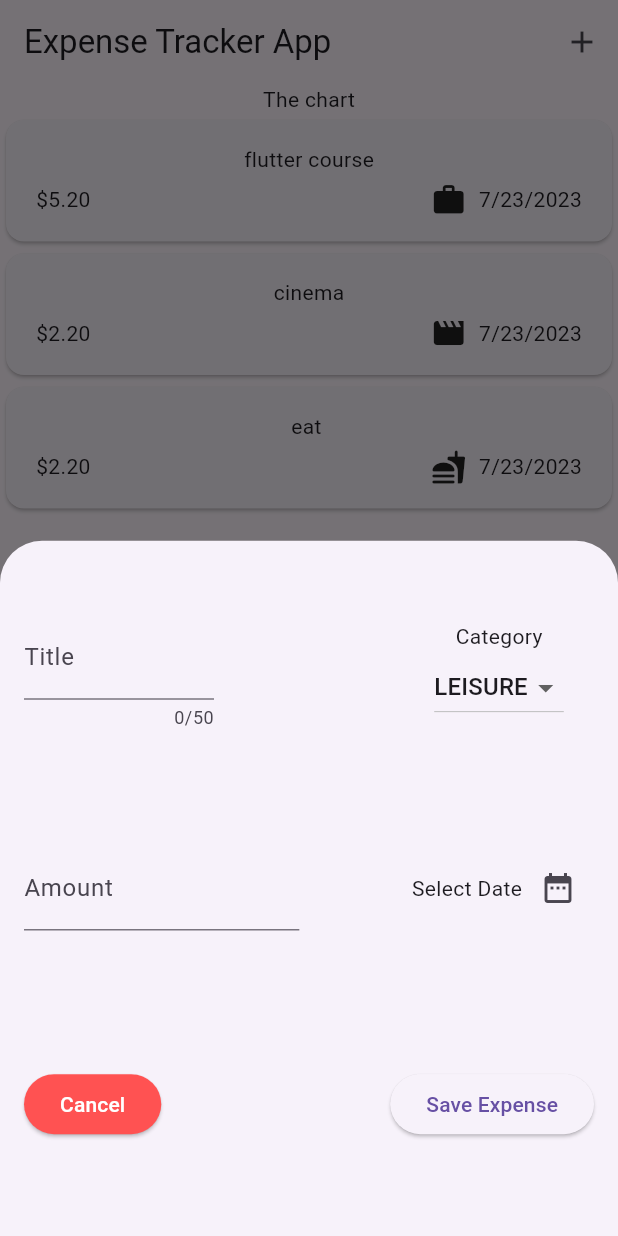
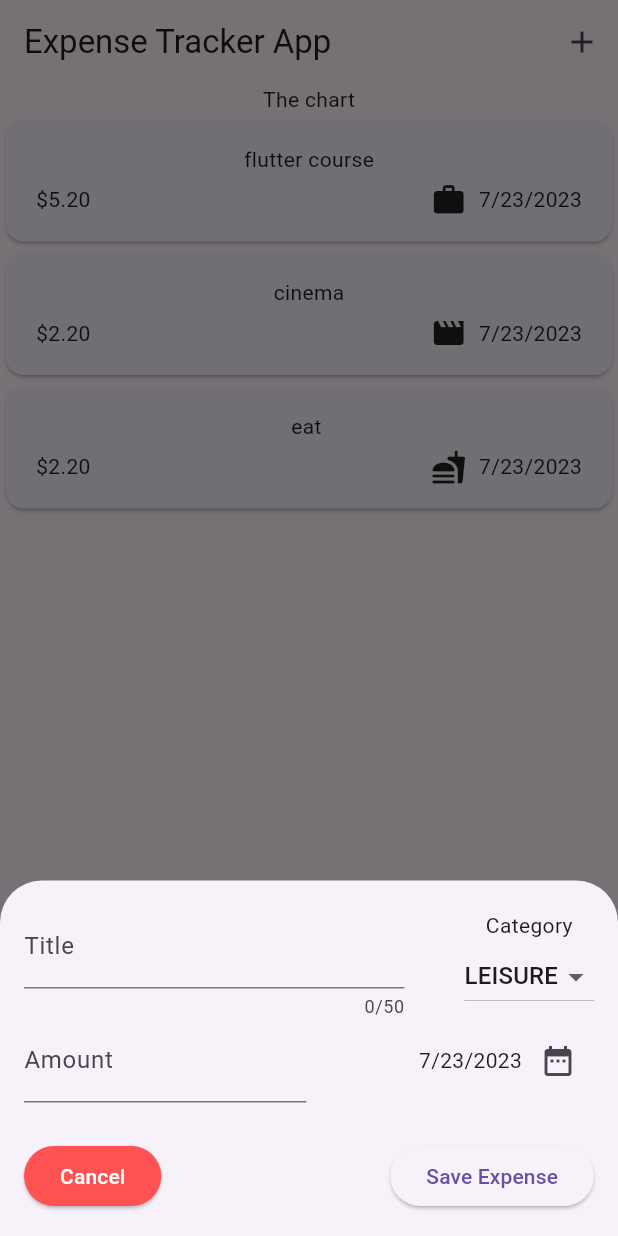
Before and after one commit to brkeudunman/expense_tracker, a Flutter app: the screen it shows after launch, after a tap on the "add" icon, on a phone screen of 412 x 824 dp. Run offline on Flutter 3.47's test engine with Material 2 defaults, Android fonts, the phone set to English and light mode, and no system bars.

Commit message:
new-expense-functionality

```diff
--- a/lib/widgets/expenses.dart
+++ b/lib/widgets/expenses.dart
@@ -34,9 +34,18 @@ class _ExpensesState extends State<Expenses> {
 
   void _openAddExpenseOverlay() {
     showModalBottomSheet(
+      isScrollControlled: true,
       context: context,
-      builder: (context) => const NewExpense(),
+      builder: (context) => NewExpense(
+        onAddExpense: _addExpense,
+      ),
     );
+  }
+
+  void _addExpense(Expense expense) {
+    setState(() {
+      _registeredExpenses.add(expense);
+    });
   }
 
   @override
--- a/lib/widgets/new_expense.dart
+++ b/lib/widgets/new_expense.dart
@@ -6,7 +6,9 @@ import 'package:expense_tracker/models/expense.dart';
 import 'package:intl/intl.dart';
 
 class NewExpense extends StatefulWidget {
-  const NewExpense({super.key});
+  final void Function(Expense expense) onAddExpense;
+
+  const NewExpense({super.key, required this.onAddExpense});
 
   @override
   State<NewExpense> createState() {
@@ -19,8 +21,8 @@ class _NewExpenseState extends State<NewExpense> {
   final _titleController = TextEditingController();
   final _numberController = TextEditingController();
 
-  DateTime? _selectedDate;
-  Category? _selectedCategory = Category.leisure;
+  DateTime _selectedDate = DateTime.now();
+  Category _selectedCategory = Category.leisure;
 
   void _pickDate() {
     showDatePicker(
@@ -30,7 +32,9 @@ class _NewExpenseState extends State<NewExpense> {
       lastDate: DateTime.now(),
     ).then((value) {
       setState(() {
-        _selectedDate = value;
+        if (value != null) {
+          _selectedDate = value;
+        }
       });
     });
   }
@@ -39,8 +43,8 @@ class _NewExpenseState extends State<NewExpense> {
     var pickedNumber = double.tryParse(_numberController.text);
 
     if (_titleController.text.trim().isEmpty ||
-        pickedNumber!.isNaN ||
-        pickedNumber.isNegative) {
+        pickedNumber == null ||
+        pickedNumber <= 0) {
       showDialog(
           context: context,
           builder: (ctx) {
@@ -59,6 +63,14 @@ class _NewExpenseState extends State<NewExpense> {
           });
       return;
     }
+    widget.onAddExpense(
+      Expense(
+          title: _titleController.text,
+          amount: pickedNumber,
+          dateTime: _selectedDate,
+          category: _selectedCategory),
+    );
+    Navigator.pop(context);
   }
 
   @override
@@ -72,8 +84,11 @@ class _NewExpenseState extends State<NewExpense> {
     return Padding(
       padding: const EdgeInsets.all(16),
       child: Column(
+        mainAxisSize: MainAxisSize.min,
+        mainAxisAlignment: MainAxisAlignment.center,
         children: [
           Expanded(
+            flex: 0,
             child: Row(
               mainAxisAlignment: MainAxisAlignment.spaceBetween,
               children: [
@@ -87,10 +102,11 @@ class _NewExpenseState extends State<NewExpense> {
                     keyboardType: TextInputType.text,
                   ),
                 ),
-                const Spacer(
-                  flex: 1,
+                const SizedBox(
+                  width: 40,
                 ),
                 Expanded(
+                  flex: 0,
                   child: Column(
                     crossAxisAlignment: CrossAxisAlignment.center,
                     mainAxisAlignment: MainAxisAlignment.center,
@@ -123,6 +139,7 @@ class _NewExpenseState extends State<NewExpense> {
             ),
           ),
           Expanded(
+            flex: 0,
             child: Row(
               mainAxisAlignment: MainAxisAlignment.spaceBetween,
               children: [
@@ -156,7 +173,11 @@ class _NewExpenseState extends State<NewExpense> {
               ],
             ),
           ),
+          const SizedBox(
+            height: 25,
+          ),
           Expanded(
+            flex: 0,
             child: Row(
               mainAxisAlignment: MainAxisAlignment.spaceBetween,
               children: [
```
